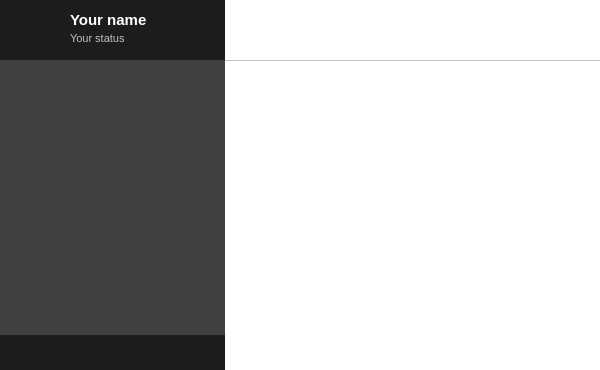
Above: widget.ui from qTox/qTox before the change. Below: the same form after it.
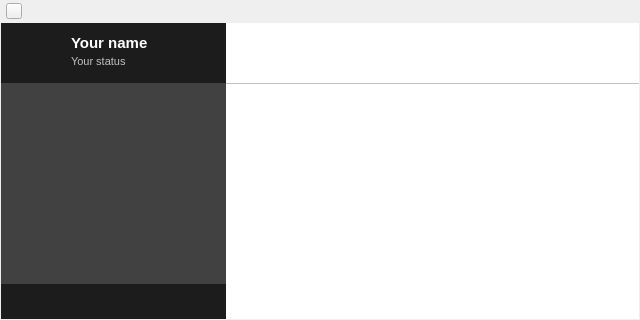
That is the form after the change. Icons and pictures are not drawn. Custom widgets are drawn as their Qt base class.

```diff
--- a/widget.ui
+++ b/widget.ui
@@ -6,14 +6,14 @@
    <rect>
     <x>0</x>
     <y>0</y>
-    <width>600</width>
-    <height>370</height>
-   </rect>
-  </property>
-  <property name="minimumSize">
-   <size>
-    <width>600</width>
+    <width>640</width>
     <height>320</height>
+   </rect>
+  </property>
+  <property name="maximumSize">
+   <size>
+    <width>1920</width>
+    <height>1080</height>
    </size>
   </property>
   <property name="windowTitle">
@@ -21,16 +21,239 @@
   </property>
   <property name="windowIcon">
    <iconset>
-    <normaloff>img/icon.png</normaloff>img/icon.png</iconset>
+    <normaloff>ui/window/app_icon.png</normaloff>ui/window/app_icon.png</iconset>
+  </property>
+  <layout class="QVBoxLayout" name="verticalLayout">
+   <property name="spacing">
+    <number>0</number>
+   </property>
+   <property name="leftMargin">
+    <number>1</number>
+   </property>
+   <property name="topMargin">
+    <number>0</number>
+   </property>
+   <property name="rightMargin">
+    <number>1</number>
+   </property>
+   <property name="bottomMargin">
+    <number>1</number>
+   </property>
+   <item>
+    <widget class="QWidget" name="titleBar" native="true">
+     <property name="minimumSize">
+      <size>
+       <width>0</width>
+       <height>23</height>
+      </size>
+     </property>
+     <property name="maximumSize">
+      <size>
+       <width>16777215</width>
+       <height>23</height>
+      </size>
   </property>
   <layout class="QHBoxLayout" name="horizontalLayout">
    <property name="spacing">
+       <number>4</number>
+      </property>
+      <property name="leftMargin">
+       <number>5</number>
+      </property>
+      <property name="topMargin">
     <number>0</number>
    </property>
-   <property name="margin">
+      <property name="rightMargin">
+       <number>1</number>
+      </property>
+      <property name="bottomMargin">
     <number>0</number>
    </property>
    <item>
+       <widget class="QToolButton" name="tbMenu">
+        <property name="minimumSize">
+         <size>
+          <width>16</width>
+          <height>16</height>
+         </size>
+        </property>
+        <property name="maximumSize">
+         <size>
+          <width>16</width>
+          <height>16</height>
+         </size>
+        </property>
+        <property name="iconSize">
+         <size>
+          <width>16</width>
+          <height>16</height>
+         </size>
+        </property>
+        <property name="popupMode">
+         <enum>QToolButton::InstantPopup</enum>
+        </property>
+       </widget>
+      </item>
+      <item>
+       <spacer name="horizontalSpacer">
+        <property name="orientation">
+         <enum>Qt::Horizontal</enum>
+        </property>
+        <property name="sizeType">
+         <enum>QSizePolicy::Fixed</enum>
+        </property>
+        <property name="sizeHint" stdset="0">
+         <size>
+          <width>15</width>
+          <height>1</height>
+         </size>
+        </property>
+       </spacer>
+      </item>
+      <item>
+       <widget class="QLabel" name="LTitle">
+        <property name="minimumSize">
+         <size>
+          <width>100</width>
+          <height>22</height>
+         </size>
+        </property>
+        <property name="maximumSize">
+         <size>
+          <width>16777215</width>
+          <height>22</height>
+         </size>
+        </property>
+       </widget>
+      </item>
+      <item>
+       <spacer name="horizontalSpacer_2">
+        <property name="orientation">
+         <enum>Qt::Horizontal</enum>
+        </property>
+        <property name="sizeType">
+         <enum>QSizePolicy::Minimum</enum>
+        </property>
+        <property name="sizeHint" stdset="0">
+         <size>
+          <width>134</width>
+          <height>20</height>
+         </size>
+        </property>
+       </spacer>
+      </item>
+      <item>
+       <widget class="QPushButton" name="pbMin">
+        <property name="minimumSize">
+         <size>
+          <width>22</width>
+          <height>22</height>
+         </size>
+        </property>
+        <property name="maximumSize">
+         <size>
+          <width>22</width>
+          <height>22</height>
+         </size>
+        </property>
+        <property name="icon">
+         <iconset resource="CustomWindow.qrc">
+          <normaloff>:/ui/images/app_min.png</normaloff>:/ui/images/app_min.png</iconset>
+        </property>
+        <property name="iconSize">
+         <size>
+          <width>22</width>
+          <height>22</height>
+         </size>
+        </property>
+        <property name="flat">
+         <bool>true</bool>
+        </property>
+       </widget>
+      </item>
+      <item>
+       <widget class="QPushButton" name="pbMax">
+        <property name="minimumSize">
+         <size>
+          <width>22</width>
+          <height>22</height>
+         </size>
+        </property>
+        <property name="maximumSize">
+         <size>
+          <width>22</width>
+          <height>22</height>
+         </size>
+        </property>
+        <property name="icon">
+         <iconset resource="CustomWindow.qrc">
+          <normaloff>:/ui/images/app_max.png</normaloff>:/ui/images/app_max.png</iconset>
+        </property>
+        <property name="iconSize">
+         <size>
+          <width>22</width>
+          <height>22</height>
+         </size>
+        </property>
+        <property name="flat">
+         <bool>true</bool>
+        </property>
+       </widget>
+      </item>
+      <item>
+       <widget class="QPushButton" name="pbClose">
+        <property name="minimumSize">
+         <size>
+          <width>22</width>
+          <height>22</height>
+         </size>
+        </property>
+        <property name="maximumSize">
+         <size>
+          <width>22</width>
+          <height>22</height>
+         </size>
+        </property>
+        <property name="icon">
+         <iconset resource="CustomWindow.qrc">
+          <normaloff>:/ui/images/app_close.png</normaloff>:/ui/images/app_close.png</iconset>
+        </property>
+        <property name="iconSize">
+         <size>
+          <width>22</width>
+          <height>22</height>
+         </size>
+        </property>
+        <property name="flat">
+         <bool>true</bool>
+        </property>
+       </widget>
+      </item>
+     </layout>
+    </widget>
+   </item>
+   <item>
+    <widget class="QWidget" name="centralWidget" native="true">
+     <property name="enabled">
+      <bool>true</bool>
+     </property>
+     <layout class="QGridLayout" name="gridLayout">
+      <property name="leftMargin">
+       <number>0</number>
+      </property>
+      <property name="topMargin">
+       <number>0</number>
+      </property>
+      <property name="rightMargin">
+       <number>0</number>
+      </property>
+      <property name="bottomMargin">
+       <number>0</number>
+      </property>
+      <property name="spacing">
+       <number>0</number>
+      </property>
+      <item row="0" column="0">
     <widget class="QWidget" name="statusPanel" native="true">
      <property name="minimumSize">
       <size>
@@ -489,11 +712,20 @@
      <property name="autoFillBackground">
       <bool>true</bool>
      </property>
-     <layout class="QVBoxLayout" name="verticalLayout">
+        <layout class="QVBoxLayout" name="verticalLayout_3">
       <property name="spacing">
        <number>0</number>
       </property>
-      <property name="margin">
+         <property name="leftMargin">
+          <number>0</number>
+         </property>
+         <property name="topMargin">
+          <number>0</number>
+         </property>
+         <property name="rightMargin">
+          <number>0</number>
+         </property>
+         <property name="bottomMargin">
        <number>0</number>
       </property>
       <item>
@@ -1529,7 +1761,7 @@
            <x>0</x>
            <y>0</y>
            <width>225</width>
-           <height>275</height>
+              <height>201</height>
           </rect>
          </property>
         </widget>
@@ -2072,7 +2304,7 @@
      </layout>
     </widget>
    </item>
-   <item>
+      <item row="0" column="1">
     <widget class="QWidget" name="mainPanel" native="true">
      <property name="minimumSize">
       <size>
@@ -2595,6 +2827,17 @@
    </item>
   </layout>
  </widget>
+   </item>
+  </layout>
+  <action name="actionClose">
+   <property name="text">
+    <string>Close</string>
+   </property>
+   <property name="shortcut">
+    <string>Ctrl+Q</string>
+   </property>
+  </action>
+ </widget>
  <layoutdefault spacing="6" margin="11"/>
  <customwidgets>
   <customwidget>
```
Left out of the diff: 47 changed lines with no effect on the pictures. Lines whose indentation alone changed are shown as unchanged.
